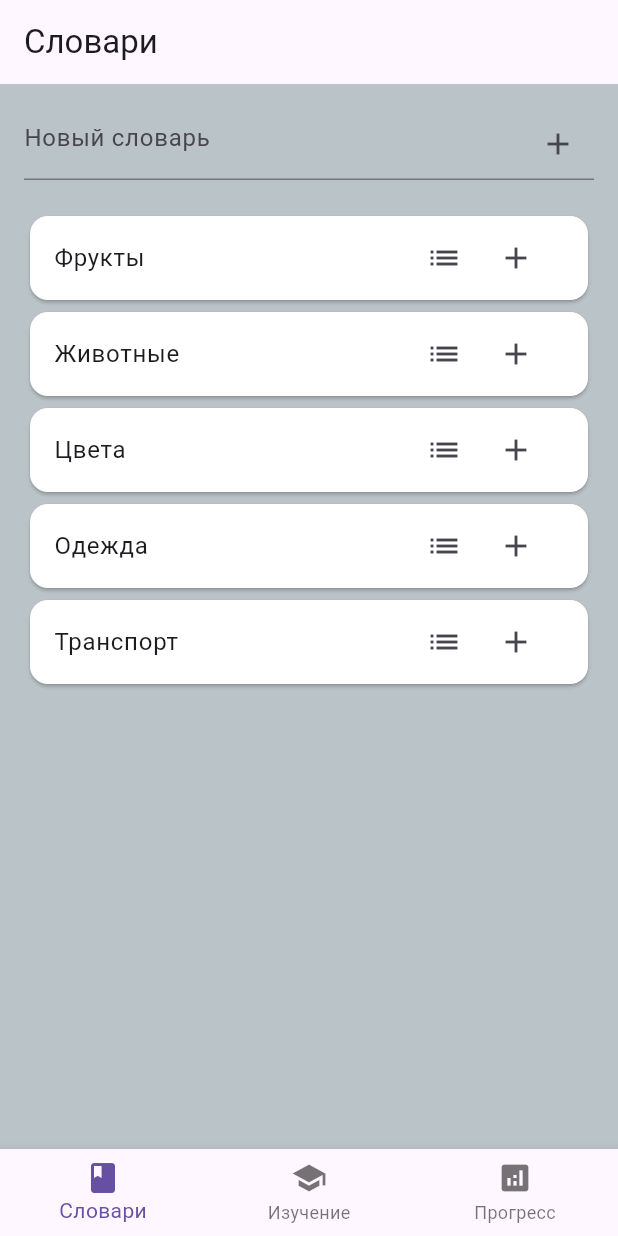
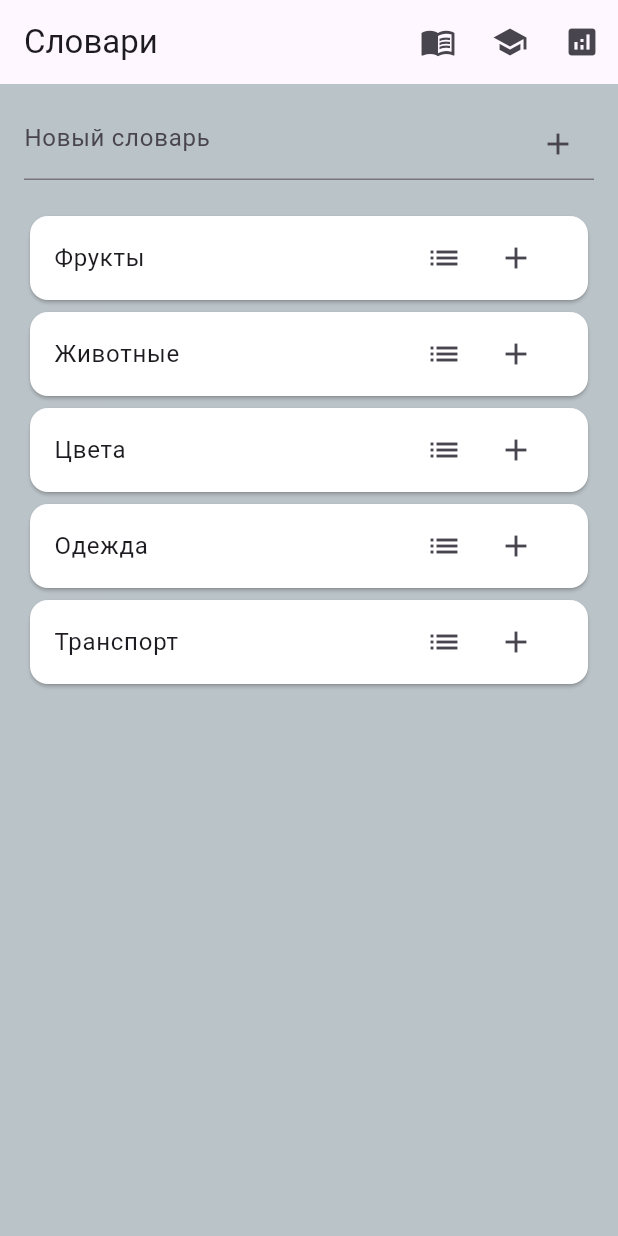
Before and after one commit to Grouscrotz/flutter_prac7, a Flutter app: the screen it shows after launch, on a phone screen of 412 x 824 dp. Run offline on Flutter 3.47's test engine with Material 3 defaults, Android fonts, the phone set to English and light mode, and no system bars; our stand-ins replace go_router.

```diff
--- a/lib/features/dictionaries/screens/dictionaries_screen.dart
+++ b/lib/features/dictionaries/screens/dictionaries_screen.dart
@@ -1,3 +1,4 @@
+// features/dictionaries/screens/dictionaries_screen.dart
 import 'package:flutter/material.dart';
 import 'package:go_router/go_router.dart';
 import 'package:prac5/data/topics_data.dart';
@@ -14,19 +15,6 @@ class DictionariesScreen extends StatefulWidget {
 
 class _DictionariesScreenState extends State<DictionariesScreen> {
   final TextEditingController _topicController = TextEditingController();
-  int _selectedIndex = 0;
-
-  void _onItemTapped(int index) {
-    if (index == _selectedIndex) return;
-    setState(() => _selectedIndex = index);
-
-    if (index == 1) {
-      context.go('/learning');
-    } else if (index == 2) {
-      context.go('/progress');
-    }
-
-  }
 
   void _addTopic() {
     final text = _topicController.text.trim();
@@ -38,12 +26,28 @@ class _DictionariesScreenState extends State<DictionariesScreen> {
   @override
   Widget build(BuildContext context) {
     return Scaffold(
-      appBar: AppBar(title: const Text('Словари')),
-      body: ValueListenableBuilder<List<Topic>>(
-        valueListenable: TopicsData.topicsNotifier,
-        builder: (context, topics, child) {
-          return Container(
-            color: const Color(0xFFbac3c8),
+      appBar: AppBar(
+        title: const Text('Словари'),
+        actions: [
+          IconButton(
+            icon: const Icon(Icons.menu_book),
+            tooltip: 'Словари',
+            onPressed: () {},
+          ),
+          IconButton(
+            icon: const Icon(Icons.school),
+            tooltip: 'Изучение',
+            onPressed: () => context.go('/learning'),
+          ),
+          IconButton(
+            icon: const Icon(Icons.analytics),
+            tooltip: 'Прогресс',
+            onPressed: () => context.go('/progress'),
+          ),
+        ],
+      ),
+      backgroundColor: const Color(0xFFbac3c8),
+      body: Padding(
         padding: const EdgeInsets.all(16),
         child: Column(
           children: [
@@ -52,12 +56,17 @@ class _DictionariesScreenState extends State<DictionariesScreen> {
               decoration: InputDecoration(
                 hintText: 'Новый словарь',
                 suffixIcon: IconButton(
-                        icon: const Icon(Icons.add), onPressed: _addTopic),
+                  icon: const Icon(Icons.add),
+                  onPressed: _addTopic,
+                ),
               ),
             ),
             const SizedBox(height: 20),
             Expanded(
-                  child: ListView.builder(
+              child: ValueListenableBuilder<List<Topic>>(
+                valueListenable: TopicsData.topicsNotifier,
+                builder: (context, topics, child) {
+                  return ListView.builder(
                     itemCount: topics.length,
                     itemBuilder: (context, index) {
                       final topic = topics[index];
@@ -73,21 +82,12 @@ class _DictionariesScreenState extends State<DictionariesScreen> {
                         onAddWord: () => _showAddWordDialog(topic),
                       );
                     },
+                  );
+                },
               ),
             ),
           ],
         ),
-          );
-        },
-      ),
-      bottomNavigationBar: BottomNavigationBar(
-        currentIndex: _selectedIndex,
-        onTap: _onItemTapped,
-        items: const [
-          BottomNavigationBarItem(icon: Icon(Icons.book), label: 'Словари'),
-          BottomNavigationBarItem(icon: Icon(Icons.school), label: 'Изучение'),
-          BottomNavigationBarItem(icon: Icon(Icons.analytics), label: 'Прогресс'),
-        ],
       ),
     );
   }
@@ -112,12 +112,13 @@ class _DictionariesScreenState extends State<DictionariesScreen> {
         ),
         actions: [
           TextButton(
-              onPressed: () => Navigator.pop(context), child: const Text('Отмена')),
+              onPressed: () => Navigator.pop(context),
+              child: const Text('Отмена')),
           ElevatedButton(
             onPressed: () {
               if (wordCtrl.text.isNotEmpty && transCtrl.text.isNotEmpty) {
-                topic.words
-                    .add(Word(word: wordCtrl.text, translation: transCtrl.text));
+                topic.words.add(
+                    Word(word: wordCtrl.text, translation: transCtrl.text));
                 TopicsData.notifyUpdate();
               }
               Navigator.pop(context);
--- a/lib/main.dart
+++ b/lib/main.dart
@@ -55,12 +55,10 @@ class MyApp extends StatelessWidget {
   @override
   Widget build(BuildContext context) {
     return MaterialApp.router(
-      title: 'Словарное приложение',
-      routerConfig: _router,
+      title: 'Приложение для изучения иностранных слов',
       theme: ThemeData(primarySwatch: Colors.indigo),
       debugShowCheckedModeBanner: false,
-
+      routerConfig: _router,
     );
-  }
 
 }
```
Also changed, not shown: lib/app.dart (added). Lines whose indentation alone changed are shown as unchanged.
